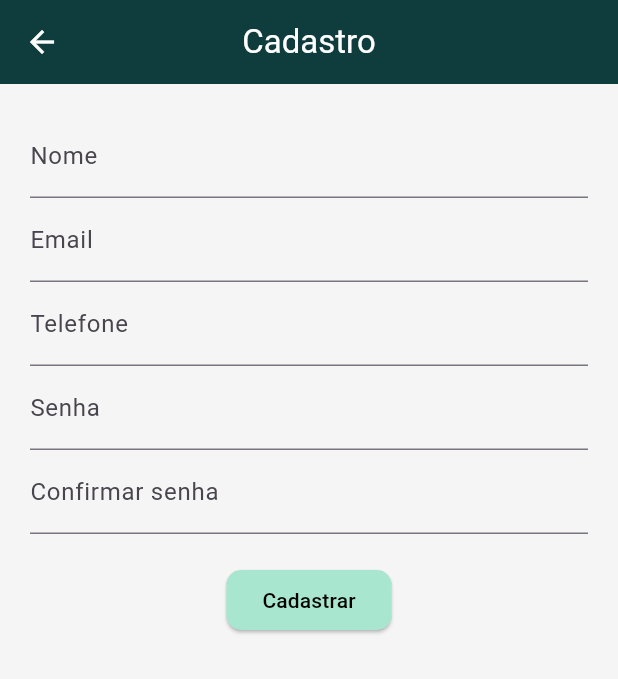
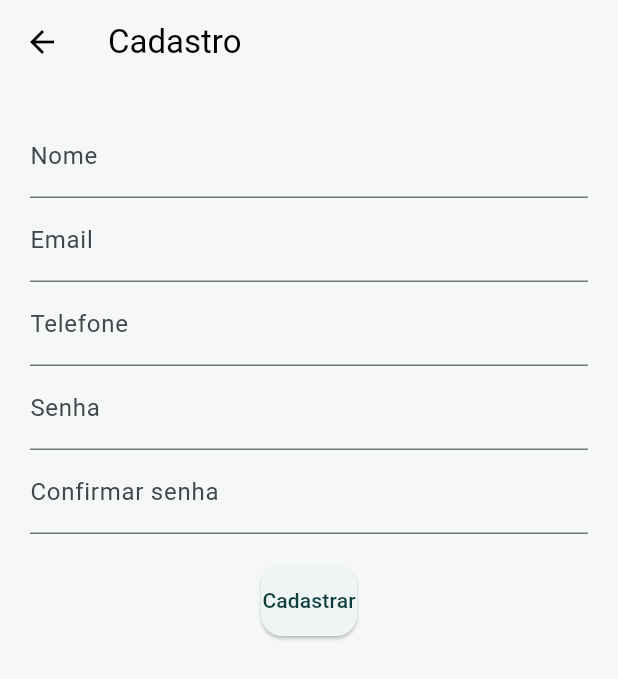
Before and after one commit to Gabrielfreireflores/App-for-teachers-project, a Flutter app: the screen it shows after launch, after a tap on "Cadastrar", on a phone screen of 412 x 824 dp. Shown: the top 679 px of the screen. Run offline on Flutter 3.47's test engine with Material 3 defaults, Android fonts, the light colour scheme and no system bars; our stand-ins replace device_preview.

Commit message:
ajustes de layout e criação de novas funcionalidades temáticas do app

```diff
--- a/lib/main.dart
+++ b/lib/main.dart
@@ -1,6 +1,7 @@
 import 'package:flutter/material.dart';
 import 'package:device_preview/device_preview.dart';
 import 'screens/login_screen.dart';
+import 'screens/loading_screen.dart';
 
 void main() {
   runApp(
@@ -18,40 +19,36 @@
   Widget build(BuildContext context) {
     return MaterialApp(
       theme: ThemeData(
-        textTheme: const TextTheme(
-  headlineSmall: TextStyle(
-    fontSize: 22,
-    fontWeight: FontWeight.bold,
-    color: Color(0xFF0F3D3E),
+  fontFamily: 'Roboto',
+  scaffoldBackgroundColor: const Color(0xFFF5F7F9),
+
+  colorScheme: ColorScheme.fromSeed(
+    seedColor: const Color(0xFF0F3D3E),
+    primary: const Color(0xFF0F3D3E),
+    secondary: const Color(0xFFA8E6CF),
   ),
-  bodyMedium: TextStyle(
-    fontSize: 14,
-    color: Colors.black87,
-  ),
-),
-  primaryColor: const Color(0xFF0F3D3E),
-  scaffoldBackgroundColor: const Color(0xFFF5F5F5),
 
   appBarTheme: const AppBarTheme(
-    backgroundColor: Color(0xFF0F3D3E),
-    foregroundColor: Colors.white,
-    centerTitle: true,
+    backgroundColor: Colors.transparent,
+    elevation: 0,
+    foregroundColor: Colors.black,
   ),
 
-  elevatedButtonTheme: ElevatedButtonThemeData(
-    style: ElevatedButton.styleFrom(
-      backgroundColor: const Color(0xFFA8E6CF),
-      foregroundColor: Colors.black,
-      shape: RoundedRectangleBorder(
-        borderRadius: BorderRadius.circular(10),
-      ),
+  textTheme: const TextTheme(
+    headlineSmall: TextStyle(
+      fontSize: 22,
+      fontWeight: FontWeight.bold,
+    ),
+    bodyMedium: TextStyle(
+      fontSize: 14,
+      color: Colors.black87,
     ),
   ),
 ),
       builder: DevicePreview.appBuilder,
       locale: DevicePreview.locale(context),
       debugShowCheckedModeBanner: false,
-      home: const LoginScreen(),
+      home: const LoadingScreen(),
     );
   }
 }
--- a/lib/screens/forgot_password_screen.dart
+++ b/lib/screens/forgot_password_screen.dart
@@ -62,6 +62,12 @@
             const SizedBox(height: 20),
 
             ElevatedButton(
+              style: ElevatedButton.styleFrom(
+                padding: const EdgeInsets.symmetric(vertical: 14),
+                shape: RoundedRectangleBorder(
+                  borderRadius: BorderRadius.circular(14),
+                ),
+              ),
               onPressed: recuperar,
               child: const Text("Enviar"),
             ),
--- /dev/null
+++ b/lib/screens/loading_screen.dart
@@ -0,0 +1,51 @@
+import 'package:flutter/material.dart';
+import 'login_screen.dart';
+
+class LoadingScreen extends StatefulWidget {
+  const LoadingScreen({super.key});
+
+  @override
+  State<LoadingScreen> createState() => _LoadingScreenState();
+}
+
+class _LoadingScreenState extends State<LoadingScreen> {
+
+  @override
+  void initState() {
+    super.initState();
+
+    Future.delayed(const Duration(seconds: 2), () {
+      Navigator.pushReplacement(
+        context,
+        MaterialPageRoute(builder: (_) => const LoginScreen()),
+      );
+    });
+  }
+
+  @override
+  Widget build(BuildContext context) {
+    return Scaffold(
+      backgroundColor: const Color(0xFF0F3D3E),
+      body: Center(
+        child: Column(
+          mainAxisAlignment: MainAxisAlignment.center,
+          children: const [
+
+            Icon(Icons.school, color: Colors.white, size: 60),
+
+            SizedBox(height: 20),
+
+            Text(
+              "Teacher's Best Friend",
+              style: TextStyle(color: Colors.white, fontSize: 20),
+            ),
+
+            SizedBox(height: 20),
+
+            CircularProgressIndicator(color: Colors.white),
+          ],
+        ),
+      ),
+    );
+  }
+}
--- a/lib/screens/login_screen.dart
+++ b/lib/screens/login_screen.dart
@@ -1,7 +1,9 @@
+import 'package:app_for_teachers_project/widgets/app_logo.dart';
 import 'package:flutter/material.dart';
 import 'dashboard_screen.dart';
 import 'register_screen.dart';
 import 'forgot_password_screen.dart';
+import '../utils/app_routes.dart';
 
 class LoginScreen extends StatefulWidget {
   const LoginScreen({super.key});
@@ -49,7 +51,7 @@
   @override
   Widget build(BuildContext context) {
     return Scaffold(
-      appBar: AppBar(title: const Text("Login")),
+      appBar: AppBar(title: const AppLogo()),
       body: Padding(
         padding: const EdgeInsets.all(20),
         child: Column(
@@ -58,7 +60,14 @@
 
             TextField(
               controller: emailController,
-              decoration: const InputDecoration(labelText: "Email"),
+              decoration: InputDecoration(labelText: "Email",
+              filled: true,
+              fillColor: Colors.white,
+              border: OutlineInputBorder(
+                borderRadius: BorderRadius.circular(14),
+                borderSide: BorderSide.none,
+                ),
+              ),
             ),
 
             const SizedBox(height: 10),
@@ -66,12 +75,25 @@
             TextField(
               controller: senhaController,
               obscureText: true,
-              decoration: const InputDecoration(labelText: "Senha"),
+              decoration: InputDecoration(labelText: "Senha",
+              filled: true,
+              fillColor: Colors.white,
+              border: OutlineInputBorder(
+                borderRadius: BorderRadius.circular(14),
+                borderSide: BorderSide.none,
+              ),
+              ),
             ),
 
             const SizedBox(height: 20),
 
             ElevatedButton(
+              style: ElevatedButton.styleFrom(
+                padding: const EdgeInsets.symmetric(vertical: 14),
+                shape: RoundedRectangleBorder(
+                  borderRadius: BorderRadius.circular(14),
+                ),
+              ),
               onPressed: login,
               child: const Text("Entrar"),
             ),
@@ -86,8 +108,10 @@
 
             TextButton(
               onPressed: () {
-                Navigator.push(context,
-                    MaterialPageRoute(builder: (_) => const ForgotPasswordScreen()));
+                Navigator.push(
+                 context,
+                  createRoute(const DashboardScreen()),
+               );
               },
               child: const Text("Esqueceu a senha?"),
             ),
--- a/lib/screens/register_screen.dart
+++ b/lib/screens/register_screen.dart
@@ -78,6 +78,12 @@
             const SizedBox(height: 20),
 
             ElevatedButton(
+              style: ElevatedButton.styleFrom(
+                padding: const EdgeInsets.symmetric(vertical: 14),
+                shape: RoundedRectangleBorder(
+                  borderRadius: BorderRadius.circular(14),
+                ),
+              ),
               onPressed: cadastrar,
               child: const Text("Cadastrar"),
             ),
--- /dev/null
+++ b/lib/widgets/app_logo.dart
@@ -0,0 +1,34 @@
+import 'package:flutter/material.dart';
+
+class AppLogo extends StatelessWidget {
+  const AppLogo({super.key});
+
+  @override
+  Widget build(BuildContext context) {
+    return Column(
+      children: const [
+
+        CircleAvatar(
+          radius: 35,
+          backgroundColor: Color(0xFFA8E6CF),
+          child: Icon(
+            Icons.school,
+            color: Color(0xFF0F3D3E),
+            size: 30,
+          ),
+        ),
+
+        SizedBox(height: 10),
+
+        Text(
+          "Teacher's Best Friend",
+          style: TextStyle(
+            fontSize: 18,
+            fontWeight: FontWeight.bold,
+            color: Color(0xFF0F3D3E),
+          ),
+        ),
+      ],
+    );
+  }
+}
```
Also changed, not shown: lib/screens/alunos_screen.dart (+10 -7 lines), lib/screens/avaliacoes_screen.dart (added, +48 -0 lines), lib/screens/dashboard_screen.dart (+15 -10 lines), lib/screens/media_screen.dart (added, +19 -0 lines), lib/screens/notas_screen.dart (+33 -5 lines), lib/screens/turmas_screen.dart (+47 -6 lines), lib/utils/app_routes.dart (+22 -17 lines), lib/widgets/app_card.dart (+16 -9 lines), lib/widgets/app_layout.dart (+33 -6 lines).
